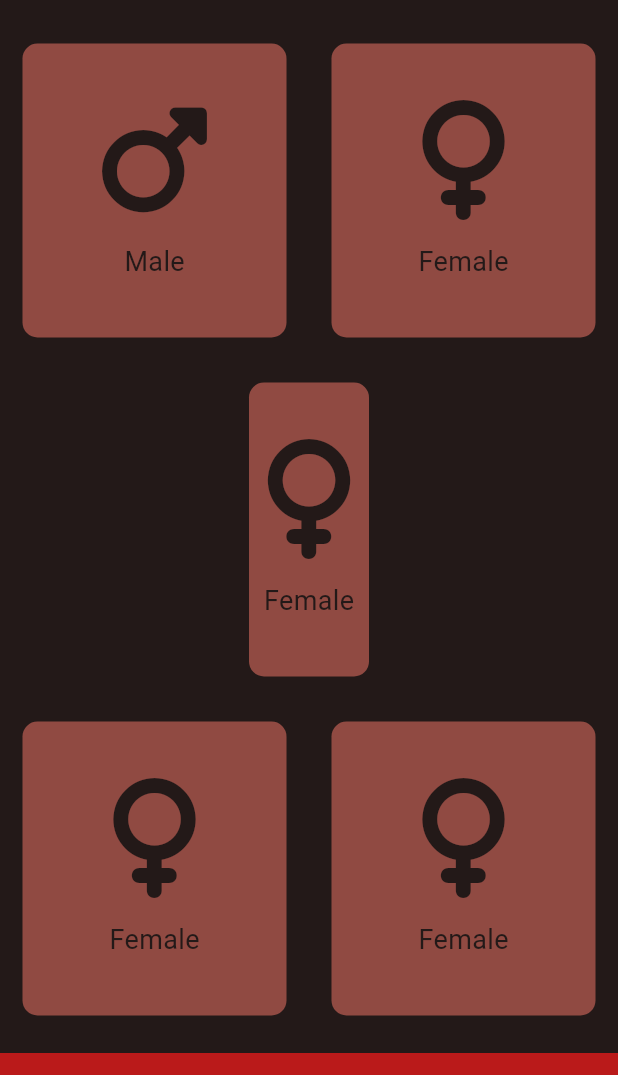
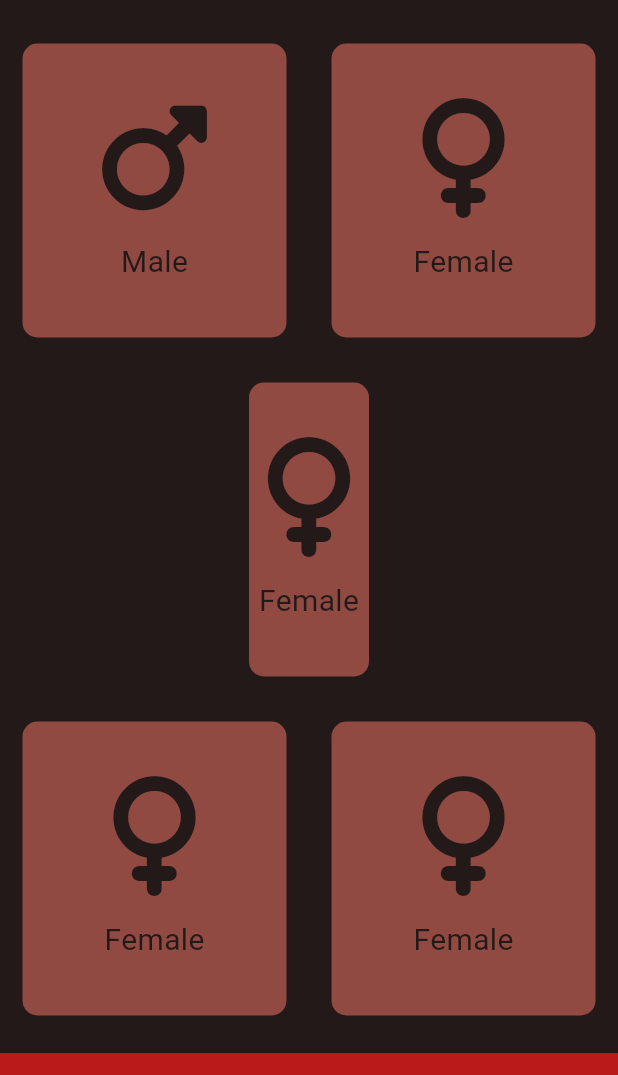
Before and after one commit to yonathanavila/bmi_calculator_flutter, a Flutter app: the screen it shows after launch, on a phone screen of 412 x 824 dp, the part 63-1138 px from its top. Run offline on Flutter 3.47's test engine with Material 3 defaults, Android fonts, the phone set to English and light mode, and no system bars; our stand-ins replace font_awesome_flutter.

Commit message:
remove color from constructor and add constants file

```diff
--- a/lib/icon_content.dart
+++ b/lib/icon_content.dart
@@ -1,15 +1,11 @@
 import 'package:flutter/material.dart';
+import "constants.dart";
 import 'package:font_awesome_flutter/font_awesome_flutter.dart';
 
 class IconContent extends StatelessWidget {
-  const IconContent({
-    super.key,
-    required this.genre,
-    required this.color
-  });
+  const IconContent({super.key, required this.genre});
 
   final String genre;
-  final Color color;
 
   @override
   Widget build(BuildContext context) {
@@ -31,15 +27,15 @@ class IconContent extends StatelessWidget {
     return Column(mainAxisAlignment: MainAxisAlignment.center, children: [
       Icon(
         icon,
-        color: color,
-        size: 80.0,
+        color: kLabelTextStyle.color,
+        size: kBottomContainerHeight,
       ),
       const SizedBox(
         height: 15.0,
       ),
       Text(
         label,
-        style: TextStyle(fontSize: 18.0, color: color),
+        style: kLabelTextStyle,
       )
     ]);
   }
```
